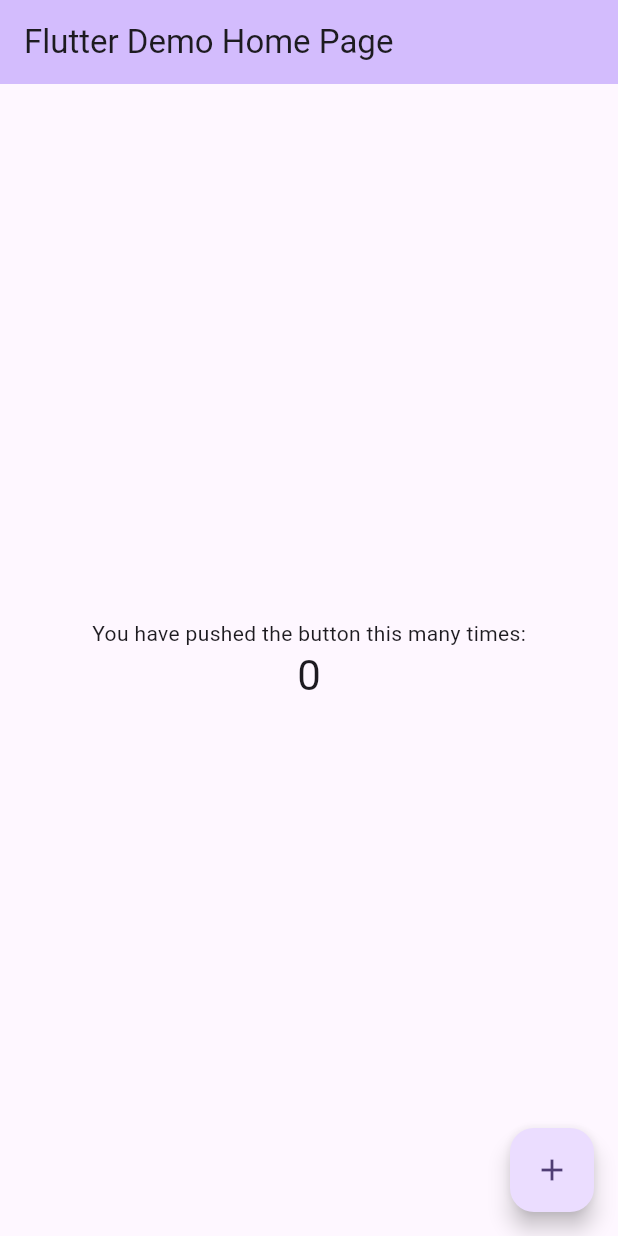
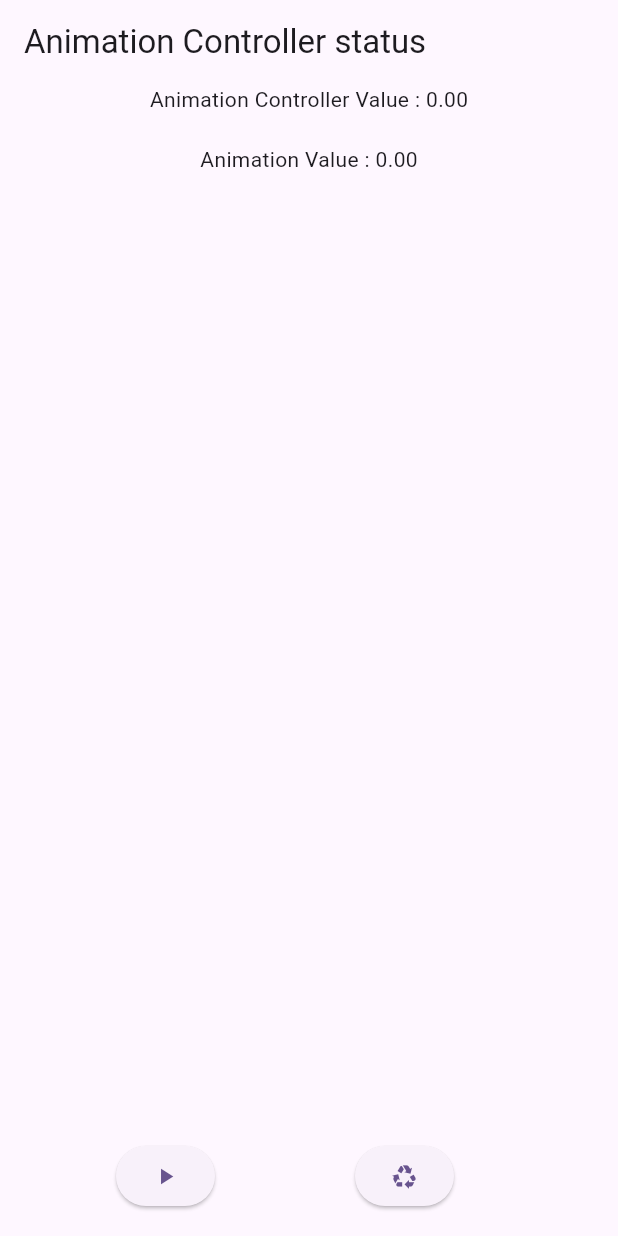
Before and after one commit to samih93/flutter_animation_tutorial, a Flutter app: the screen it shows after launch, on a phone screen of 412 x 824 dp. Run offline on Flutter 3.47's test engine with Material 2 defaults, Android fonts, the phone set to English and light mode, and no system bars.

Commit message:
animation controller

```diff
--- a/lib/animation_controller_status.dart
+++ b/lib/animation_controller_status.dart
@@ -0,0 +1,67 @@
+import 'package:flutter/material.dart';
+
+class AnimationControllerStatus extends StatefulWidget {
+  const AnimationControllerStatus({super.key});
+
+  @override
+  State<AnimationControllerStatus> createState() =>
+      _AnimationControllerStatusState();
+}
+
+class _AnimationControllerStatusState extends State<AnimationControllerStatus>
+    with SingleTickerProviderStateMixin {
+  late AnimationController _animationController;
+  late Animation<double> _animation;
+
+  @override
+  void initState() {
+    // TODO: implement initState
+    super.initState();
+    _animationController =
+        AnimationController(vsync: this, duration: const Duration(seconds: 2));
+    _animation = Tween<double>(begin: 0, end: 10).animate(_animationController)
+      ..addListener(() {
+        setState(() {});
+      })
+      ..addStatusListener((status) {
+        // ! status : forward , reverse , completed ,  dismissed ==> like not started yet
+        print('Animation Status : ${status}');
+      });
+  }
+
+  @override
+  void dispose() {
+    // TODO: implement dispose
+    _animationController.dispose();
+    super.dispose();
+  }
+
+  @override
+  Widget build(BuildContext context) {
+    return Scaffold(
+      appBar: AppBar(title: const Text("Animation Controller status")),
+      body: Center(
+          child: Column(children: [
+        Text(
+            "Animation Controller Value : ${_animationController.value.toStringAsFixed(2)}"),
+        const SizedBox(
+          height: 20,
+        ),
+        Text("Animation Value : ${_animation.value.toStringAsFixed(2)}"),
+      ])),
+      floatingActionButton:
+          Row(mainAxisAlignment: MainAxisAlignment.spaceEvenly, children: [
+        ElevatedButton(
+            onPressed: () {
+              _animationController.forward();
+            },
+            child: Icon(Icons.play_arrow)),
+        ElevatedButton(
+            onPressed: () {
+              _animationController.reverse();
+            },
+            child: Icon(Icons.recycling_sharp))
+      ]),
+    );
+  }
+}
--- a/lib/main.dart
+++ b/lib/main.dart
@@ -1,4 +1,5 @@
 import 'package:flutter/material.dart';
+import 'package:flutter_tutorial_animation/animation_controller_status.dart';
 
 void main() {
   runApp(const MyApp());
@@ -31,7 +32,7 @@ class MyApp extends StatelessWidget {
         colorScheme: ColorScheme.fromSeed(seedColor: Colors.deepPurple),
         useMaterial3: true,
       ),
-      home: const MyHomePage(title: 'Flutter Demo Home Page'),
+      home: AnimationControllerStatus(),
     );
   }
 }
```
